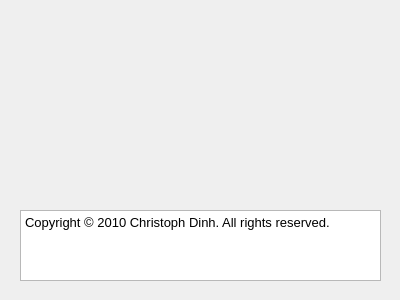
This is applications/mne_x/plugins/dummytoolbox/FormFiles/dummyabout.ui in mne-tools/mne-cpp as Qt 5 draws it before an edit. The edited form follows.
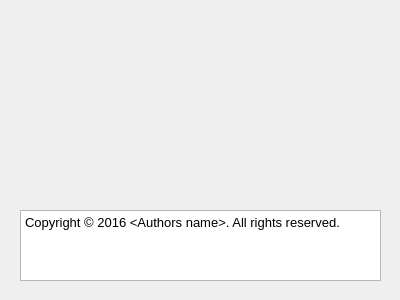
This is the edited form.

Patch:
```diff
--- a/applications/mne_x/plugins/dummytoolbox/FormFiles/dummyabout.ui
+++ b/applications/mne_x/plugins/dummytoolbox/FormFiles/dummyabout.ui
@@ -44,11 +44,11 @@
     <string>&lt;!DOCTYPE HTML PUBLIC &quot;-//W3C//DTD HTML 4.0//EN&quot; &quot;http://www.w3.org/TR/REC-html40/strict.dtd&quot;&gt;
 &lt;html&gt;&lt;head&gt;&lt;meta name=&quot;qrichtext&quot; content=&quot;1&quot; /&gt;&lt;style type=&quot;text/css&quot;&gt;
 p, li { white-space: pre-wrap; }
-&lt;/style&gt;&lt;/head&gt;&lt;body style=&quot; font-family:'Sans'; font-size:10pt; font-weight:400; font-style:normal;&quot;&gt;
+&lt;/style&gt;&lt;/head&gt;&lt;body style=&quot; font-family:'MS Shell Dlg 2'; font-size:8.25pt; font-weight:400; font-style:normal;&quot;&gt;
 &lt;table border=&quot;0&quot; style=&quot;-qt-table-type: root; margin-top:4px; margin-bottom:4px; margin-left:4px; margin-right:4px;&quot;&gt;
 &lt;tr&gt;
 &lt;td style=&quot;border: none;&quot;&gt;
-&lt;p style=&quot; margin-top:0px; margin-bottom:0px; margin-left:0px; margin-right:0px; -qt-block-indent:0; text-indent:0px;&quot;&gt;Copyright © 2010 Christoph Dinh. All rights reserved.&lt;/p&gt;&lt;/td&gt;&lt;/tr&gt;&lt;/table&gt;&lt;/body&gt;&lt;/html&gt;</string>
+&lt;p style=&quot; margin-top:0px; margin-bottom:0px; margin-left:0px; margin-right:0px; -qt-block-indent:0; text-indent:0px;&quot;&gt;&lt;span style=&quot; font-family:'Sans'; font-size:10pt;&quot;&gt;Copyright © 2016 &amp;lt;Authors name&amp;gt;. All rights reserved.&lt;/span&gt;&lt;/p&gt;&lt;/td&gt;&lt;/tr&gt;&lt;/table&gt;&lt;/body&gt;&lt;/html&gt;</string>
    </property>
   </widget>
  </widget>
```
